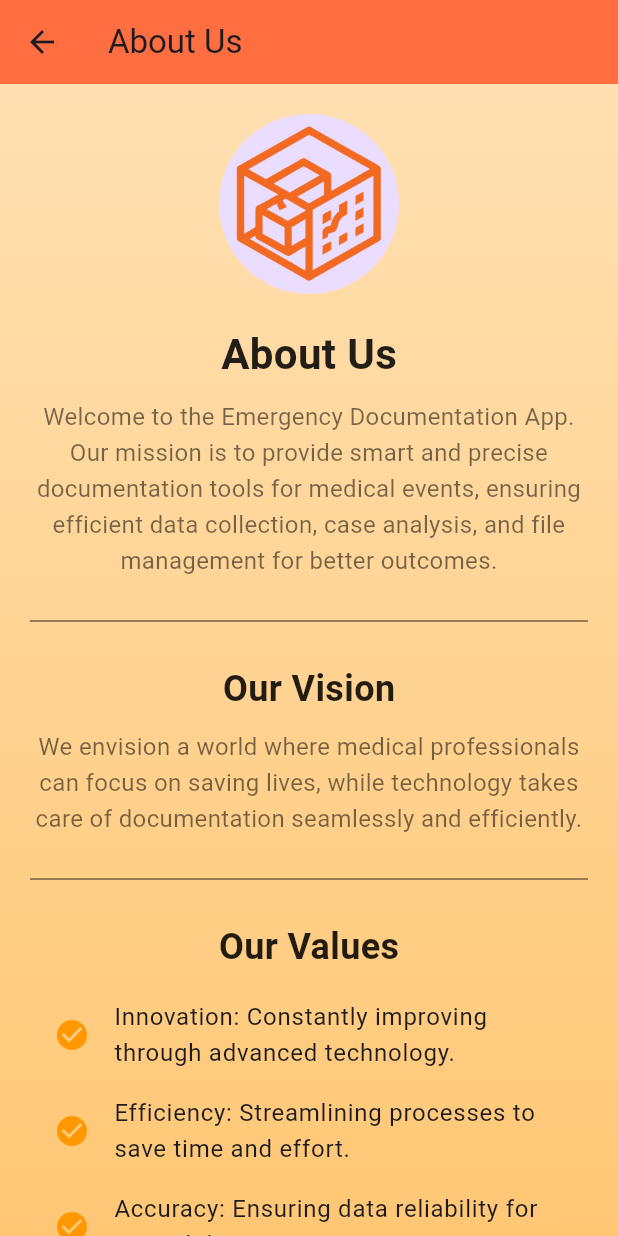
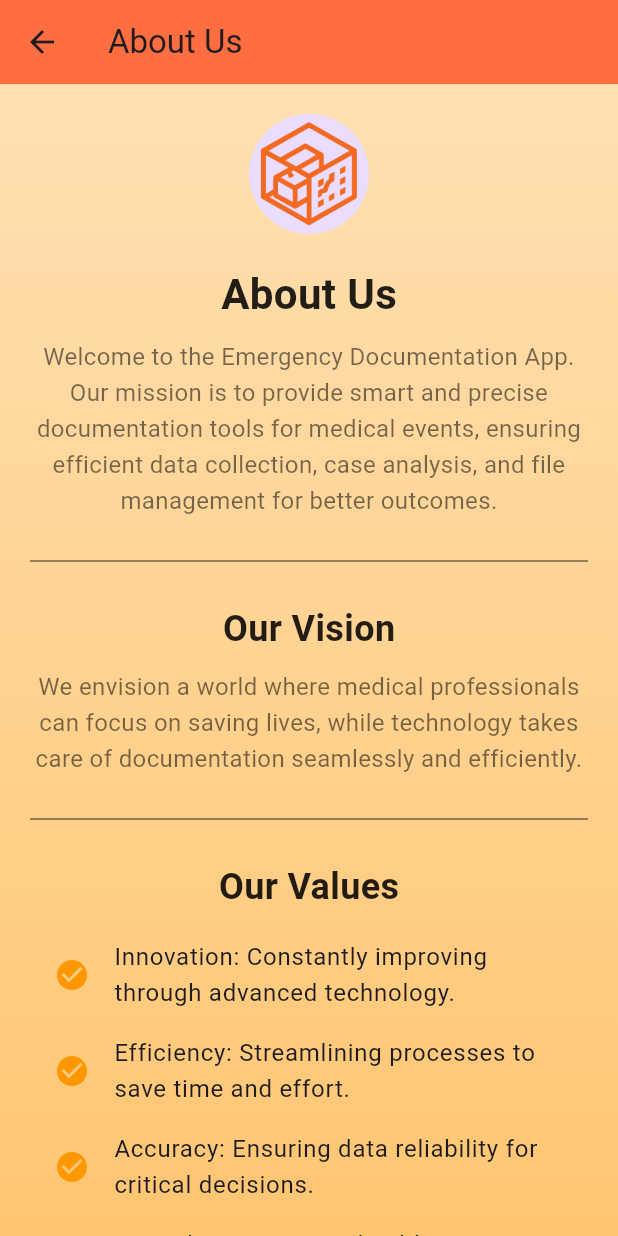
Before and after one commit to hakathon-lev/application, a Flutter app: the screen it shows after launch, in the side drawer, after a tap on "About Us", on a phone screen of 412 x 824 dp. Run offline on Flutter 3.47's test engine with Material 3 defaults, Android fonts, the phone set to English and light mode, and no system bars; our stand-ins replace permission_handler; missing offline and left inert: mailer, mic_stream.

Commit message:
first commit

```diff
--- a/lib/pageList/about_us.dart
+++ b/lib/pageList/about_us.dart
@@ -24,9 +24,9 @@ class AboutUsPage extends StatelessWidget {
             child: Column(
               crossAxisAlignment: CrossAxisAlignment.center,
               children: [
-                const CircleAvatar(
-                  radius: 60,
-                  backgroundImage: AssetImage(
+                CircleAvatar(
+                  radius: MediaQuery.of(context).size.width < 600 ? 40 : 60,
+                  backgroundImage: const AssetImage(
                       'assets/images/image.png'), // Replace with your image path
                 ),
                 const SizedBox(height: 20),
@@ -87,22 +87,26 @@ class AboutUsPage extends StatelessWidget {
                     ListTile(
                       leading: Icon(Icons.check_circle, color: Colors.orange),
                       title: Text(
-                          'Innovation: Constantly improving through advanced technology.'),
+                          'Innovation: Constantly improving through advanced technology.',
+                          softWrap: true),
                     ),
                     ListTile(
                       leading: Icon(Icons.check_circle, color: Colors.orange),
                       title: Text(
-                          'Efficiency: Streamlining processes to save time and effort.'),
+                          'Efficiency: Streamlining processes to save time and effort.',
+                          softWrap: true),
                     ),
                     ListTile(
                       leading: Icon(Icons.check_circle, color: Colors.orange),
                       title: Text(
-                          'Accuracy: Ensuring data reliability for critical decisions.'),
+                          'Accuracy: Ensuring data reliability for critical decisions.',
+                          softWrap: true),
                     ),
                     ListTile(
                       leading: Icon(Icons.check_circle, color: Colors.orange),
                       title: Text(
-                          'Empathy: Supporting healthcare professionals in high-pressure situations.'),
+                          'Empathy: Supporting healthcare professionals in high-pressure situations.',
+                          softWrap: true),
                     ),
                   ],
                 ),
@@ -128,32 +132,32 @@ class AboutUsPage extends StatelessWidget {
                   ),
                 ),
                 const SizedBox(height: 20),
-                const Row(
+                Row(
                   mainAxisAlignment: MainAxisAlignment.spaceAround,
                   children: [
                     CircleAvatar(
-                      radius: 40,
-                      backgroundImage: AssetImage(
+                      radius: MediaQuery.of(context).size.width < 600 ? 30 : 40,
+                      backgroundImage: const AssetImage(
                           'assets/images/team_member4.png'), // Replace with team member images
                     ),
                     CircleAvatar(
-                      radius: 40,
-                      backgroundImage: AssetImage(
+                      radius: MediaQuery.of(context).size.width < 600 ? 30 : 40,
+                      backgroundImage: const AssetImage(
                           'assets/images/team_member5.png'), // Replace with team member images
                     ),
                     CircleAvatar(
-                      radius: 40,
-                      backgroundImage: AssetImage(
+                      radius: MediaQuery.of(context).size.width < 600 ? 30 : 40,
+                      backgroundImage: const AssetImage(
                           'assets/images/team_member1.jpg'), // Replace with team member images
                     ),
                     CircleAvatar(
-                      radius: 40,
-                      backgroundImage: AssetImage(
+                      radius: MediaQuery.of(context).size.width < 600 ? 30 : 40,
+                      backgroundImage: const AssetImage(
                           'assets/images/team_member2.png'), // Replace with team member images
                     ),
                     CircleAvatar(
-                      radius: 40,
-                      backgroundImage: AssetImage(
+                      radius: MediaQuery.of(context).size.width < 600 ? 30 : 40,
+                      backgroundImage: const AssetImage(
                           'assets/images/team_member3.jpg'), // Replace with team member images
                     ),
                   ],
```
